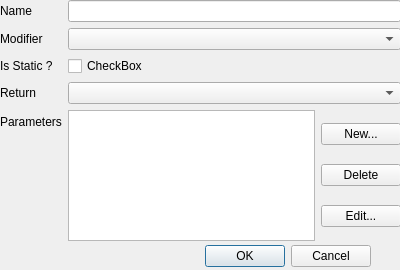
Before: the Qt Designer form newmethod.ui in AvaN0x/IUT-UMLDesigner, drawn with Qt 5.
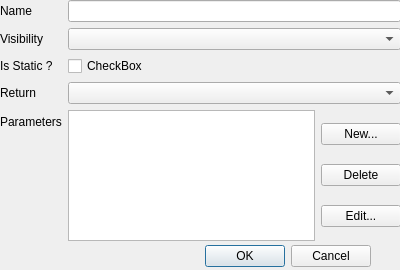
After: the same form once the commit is applied.

```diff
--- a/newmethod.ui
+++ b/newmethod.ui
@@ -49,7 +49,7 @@
     <item row="1" column="0">
      <widget class="QLabel" name="label_2">
       <property name="text">
-       <string>Modifier</string>
+       <string>Visibility</string>
       </property>
      </widget>
     </item>
```
